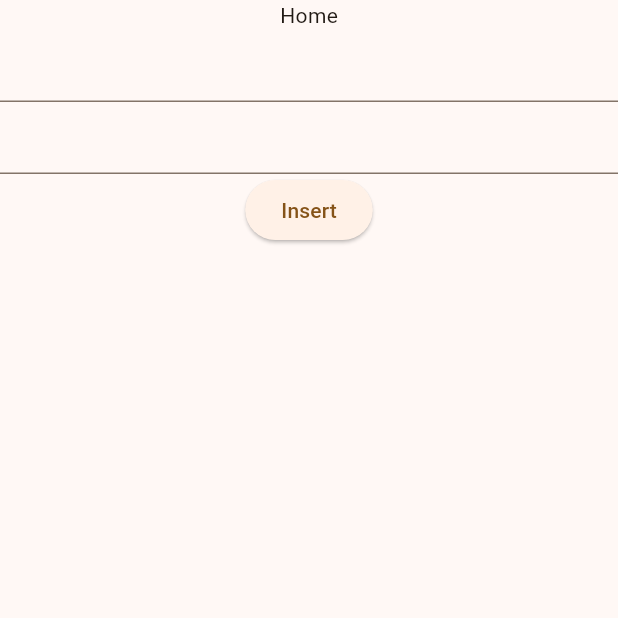
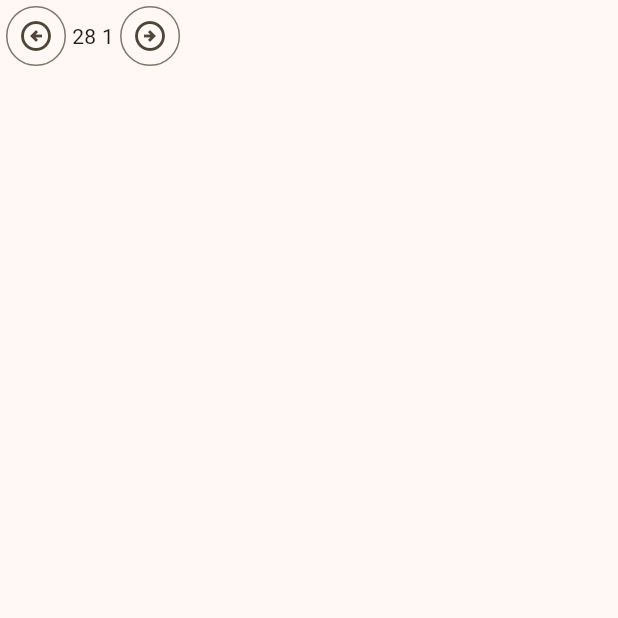
Before and after one commit to SandroMaglione/akasu_activity_tracker, a Flutter app: the screen it shows after launch, on a phone screen of 412 x 824 dp, the top half of it. Run offline on Flutter 3.47's test engine with Material 3 defaults, Android fonts, the phone set to English and light mode, and no system bars; our stand-ins replace drift, fast_immutable_collections, flutter_hooks, fpdart, freezed_annotation, get_it and 3 more; missing offline and left inert: sqlite3; accounts and stored records are empty; generated files the repository leaves out were written again.

Commit message:
daily tracking screen

```diff
--- a/lib/get_it.dart
+++ b/lib/get_it.dart
@@ -1,8 +1,10 @@
 import 'package:akasu_activity_tracker/database.dart';
+import 'package:akasu_activity_tracker/routes/tracking/day_signal.dart';
 import 'package:get_it/get_it.dart';
 
 final getIt = GetIt.instance;
 
 void setup() {
   getIt.registerLazySingleton<Database>(() => Database());
+  getIt.registerLazySingleton<DaySignal>(() => DaySignal());
 }
--- /dev/null
+++ b/lib/routes/tracking/day_signal.dart
@@ -0,0 +1,17 @@
+import 'package:signals/signals.dart';
+
+class DaySignal {
+  final currentDayTime = signal(DateTime.now());
+  late final currentDay = computed(() {
+    final dateTime = currentDayTime();
+    return "${dateTime.day} ${dateTime.month}";
+  });
+
+  void previousDay() => currentDayTime.value = currentDayTime.value.subtract(
+        const Duration(days: 1),
+      );
+
+  void nextDay() => currentDayTime.value = currentDayTime.value.add(
+        const Duration(days: 1),
+      );
+}
--- /dev/null
+++ b/lib/routes/tracking/tracking_screen.dart
@@ -0,0 +1,37 @@
+import 'package:akasu_activity_tracker/get_it.dart';
+import 'package:akasu_activity_tracker/routes/tracking/day_signal.dart';
+import 'package:flutter/material.dart';
+import 'package:signals/signals_flutter.dart';
+
+class TrackingScreen extends StatelessWidget {
+  const TrackingScreen({super.key});
+
+  @override
+  Widget build(BuildContext context) {
+    return Scaffold(
+      body: SafeArea(
+        child: Column(
+          children: [
+            Row(
+              children: [
+                IconButton.outlined(
+                  onPressed: getIt.get<DaySignal>().previousDay,
+                  icon: const Icon(Icons.arrow_circle_left_outlined),
+                ),
+                Watch(
+                  (_) => Text(
+                    getIt.get<DaySignal>().currentDay.value,
+                  ),
+                ),
+                IconButton.outlined(
+                  onPressed: getIt.get<DaySignal>().nextDay,
+                  icon: const Icon(Icons.arrow_circle_right_outlined),
+                ),
+              ],
+            ),
+          ],
+        ),
+      ),
+    );
+  }
+}
```
Also changed, not shown: lib/routes/router.dart (+11 -1 lines).
